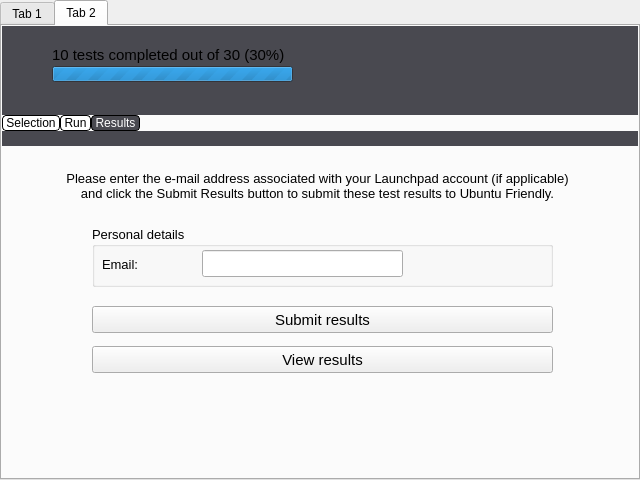
checkbox/checkbox, file qt/frontend/qtfront.ui: the form before one commit.
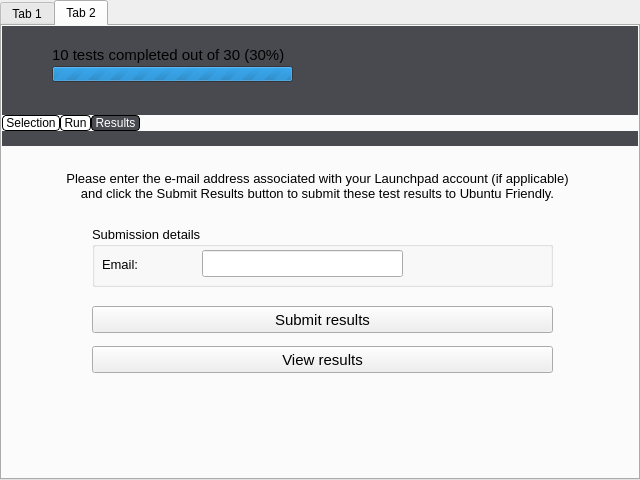
The form after the commit. Icons and pictures are not drawn.

```diff
--- a/qt/frontend/qtfront.ui
+++ b/qt/frontend/qtfront.ui
@@ -1060,7 +1060,7 @@
               </font>
              </property>
              <property name="title">
-              <string>Personal details</string>
+              <string>Submission details</string>
              </property>
              <property name="flat">
               <bool>false</bool>
```
Left out of the diff: 4 changed lines with no effect on the pictures.
